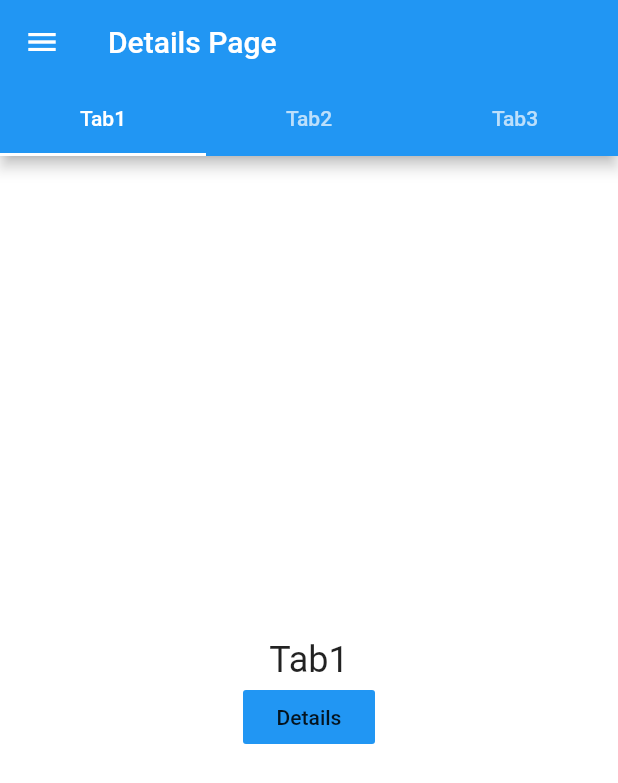
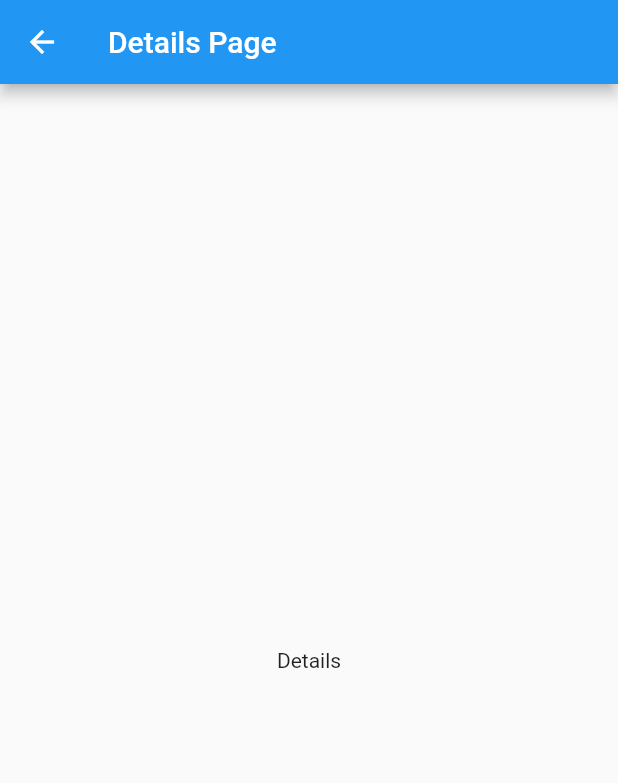
Before and after one commit to nirmal251992/drawer_tabbar, a Flutter app: the screen it shows after launch, after a tap on "Details", on a phone screen of 412 x 824 dp. Shown: the top 783 px of the screen. Run offline on Flutter 3.47's test engine with Material 2 defaults, Android fonts, the phone set to English and light mode, and no system bars.

Commit message:
change in details screen

```diff
--- a/lib/details.dart
+++ b/lib/details.dart
@@ -9,41 +9,18 @@ class Details extends StatelessWidget {
 
   @override
   Widget build(BuildContext context) {
-    return DefaultTabController(
-      length: 3,
-      child: Scaffold(
-          appBar: AppBar(
+    return Scaffold(
+        appBar: AppBar(
 
-            title: Text('Details Page'),
-            bottom: TabBar(
-              onTap: (index) {
-                print(index);
-              },
-              tabs: [
-                Tab(
+          title: Text('Details Page'),
 
-                  text: 'Tab1',
-                  // icon: Icon(Icons.home),
-                ),
-                Tab(
-                  text: 'Tab2',
-                  //icon: Icon(Icons.settings),
-                ),
-                Tab(
-                  text: 'Tab3',
-                  //icon: Icon(Icons.fastfood),
-                ),
-              ],
-            ),
+        ),
+
+        body: Container(
+          child: Center(
+            child: Text('Details'),
           ),
-          drawer: SideDrawer(),
-          body: TabBarView(
-            children: [
-              Welcome(),
-              Info(),
-              About(),
-            ],
-          )),
+        ),
     );
   }
 }
--- a/lib/main.dart
+++ b/lib/main.dart
@@ -11,7 +11,7 @@ class MyApp extends StatelessWidget {
     return MaterialApp(
       title: 'Drawer Demo',
       theme: ThemeData(
-          canvasColor: Colors.red,
+         // canvasColor: Colors.green,
           accentColor: Colors.blue,
           backgroundColor: Colors.greenAccent,
           brightness: Brightness.light),
```
